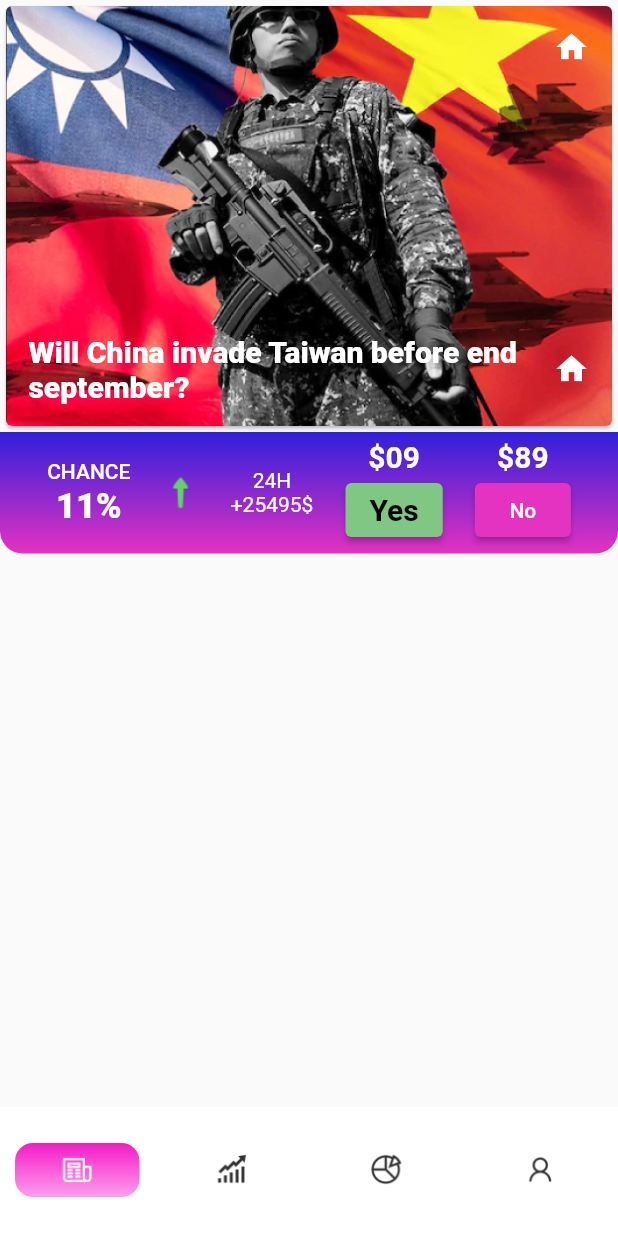
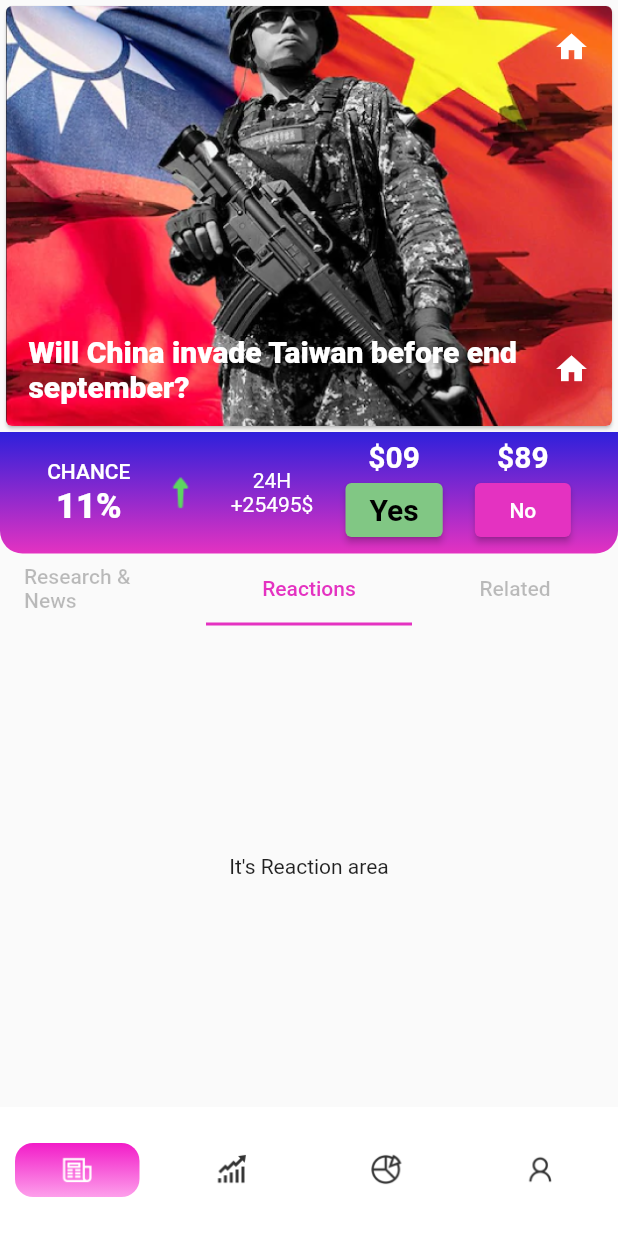
Before and after one commit to devdasz/predict_it, a Flutter app: the screen it shows after launch, on a phone screen of 412 x 824 dp. Run offline on Flutter 3.47's test engine with Material 2 defaults, Android fonts, the phone set to English and light mode, and no system bars.

Commit message:
Tabs implemented

```diff
--- a/lib/screens/home_page.dart
+++ b/lib/screens/home_page.dart
@@ -1,6 +1,7 @@
 import 'package:flutter/material.dart';
 import 'action_bar.dart';
 import 'image_header.dart';
+import 'tabs.dart';
 
 class HomePage extends StatelessWidget {
   const HomePage({super.key});
@@ -12,6 +13,9 @@ class HomePage extends StatelessWidget {
         ImageHeader(),
         // Actionbar
         ActionBar(),
+        Expanded(
+          child: Tabs(),
+        ),
       ],
     );
   }
--- a/lib/screens/tabs.dart
+++ b/lib/screens/tabs.dart
@@ -0,0 +1,56 @@
+import 'package:flutter/material.dart';
+
+class Tabs extends StatelessWidget {
+  const Tabs({
+    Key? key,
+  }) : super(key: key);
+
+  @override
+  Widget build(BuildContext context) {
+    return DefaultTabController(
+      initialIndex: 1,
+      length: 3,
+      child: Column(
+        children: [
+          TabBar(
+            indicatorColor: Theme.of(context).primaryColor,
+            unselectedLabelColor: Colors.black26,
+            labelColor: Theme.of(context).primaryColor,
+            tabs: <Widget>[
+              Tab(
+                child: Text(
+                  "Research & News",
+                ),
+              ),
+              Tab(
+                child: Text(
+                  "Reactions",
+                ),
+              ),
+              Tab(
+                child: Text(
+                  "Related",
+                ),
+              ),
+            ],
+          ),
+          Expanded(
+            child: TabBarView(
+              children: <Widget>[
+                Center(
+                  child: Text("It's Research & News area"),
+                ),
+                Center(
+                  child: Text("It's Reaction area"),
+                ),
+                Center(
+                  child: Text("It's Related area"),
+                ),
+              ],
+            ),
+          )
+        ],
+      ),
+    );
+  }
+}
```
